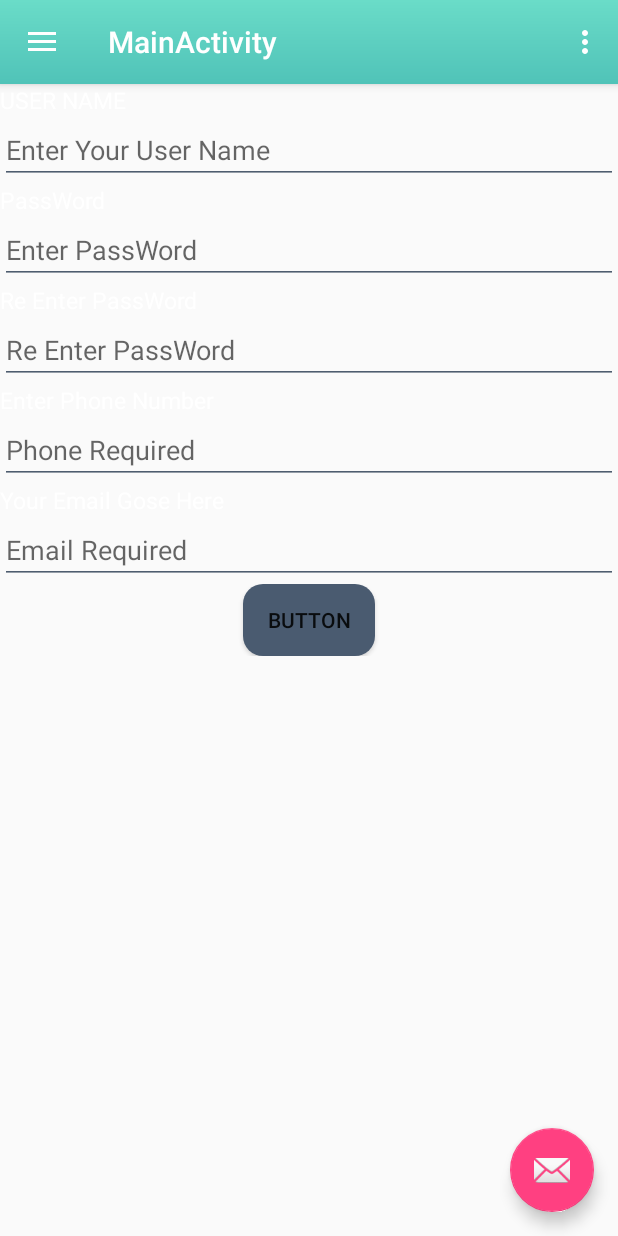
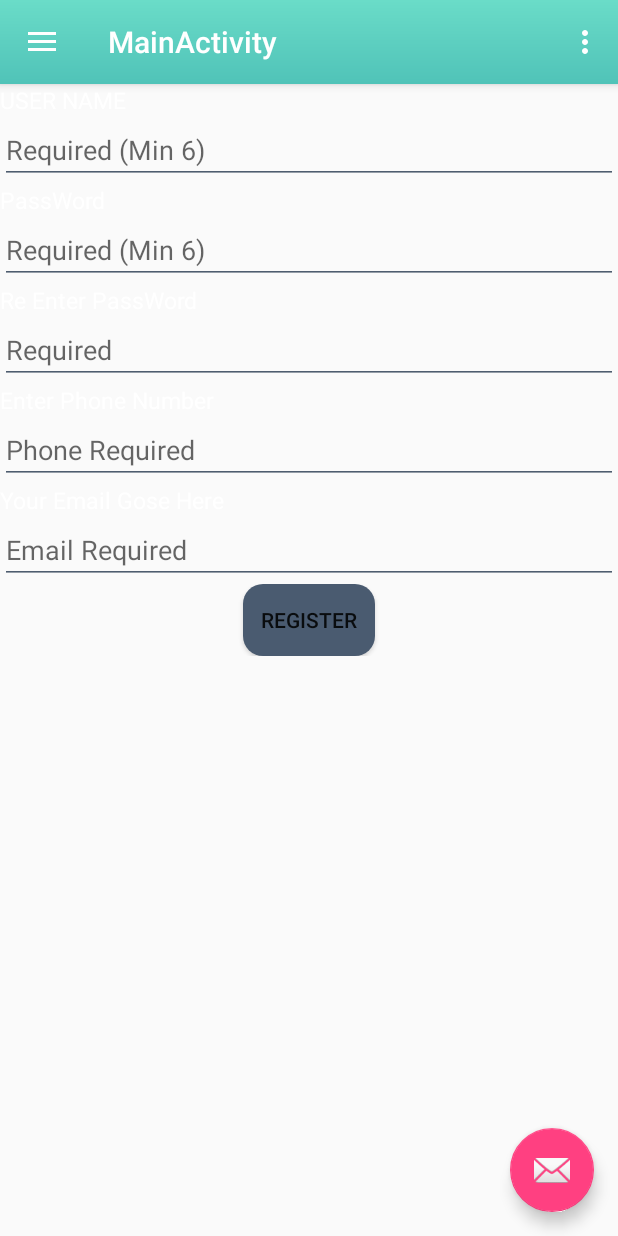
Before and after one commit to Nuhel/HouseRent, an Android app: the fragment UserRegisterFragment placed in its activity, on a phone screen of 412 x 824 dp. Run offline under Robolectric (Android 15) with nearby library versions, the phone set to English and light mode, and no system bars; our stand-ins replace Firebase (no records; nobody signed in at launch, a user with empty details on screens opened directly).

```diff
--- a/app/src/main/res/layout/user_registration_layout.xml
+++ b/app/src/main/res/layout/user_registration_layout.xml
@@ -25,7 +25,7 @@
             android:layout_height="wrap_content"
             android:backgroundTint="#4e5d6f"
             android:ems="10"
-            android:hint="Enter Your User Name"
+            android:hint="Required (Min 6)"
             android:inputType="textPersonName"
             android:textColor="#858f9b" />
 
@@ -43,7 +43,7 @@
             android:layout_height="wrap_content"
             android:backgroundTint="#4e5d6f"
             android:ems="10"
-            android:hint="Enter PassWord"
+            android:hint="Required (Min 6)"
             android:inputType="textPassword"
             android:textColor="@android:color/white" />
 
@@ -62,7 +62,7 @@
             android:layout_height="wrap_content"
             android:backgroundTint="#4e5d6f"
             android:ems="10"
-            android:hint="Re Enter PassWord"
+            android:hint="Required"
             android:inputType="textPassword"
             android:textColor="@android:color/white" />
 
@@ -113,7 +113,7 @@
                 android:id="@+id/signupbtn"
                 android:layout_width="wrap_content"
                 android:layout_height="wrap_content"
-                android:text="Button" />
+                android:text="Register" />
         </LinearLayout>
 
     </LinearLayout>
```
